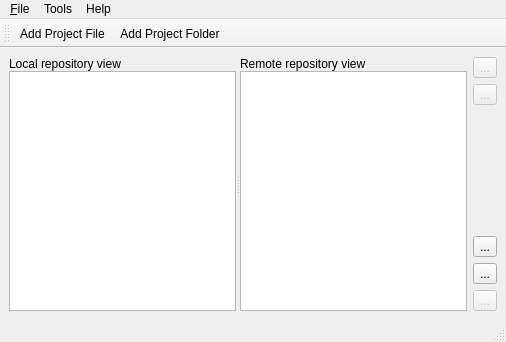
Above: MCMainWindow.ui from TheProjecter/music-collaborator before the change. Below: the same form after it.
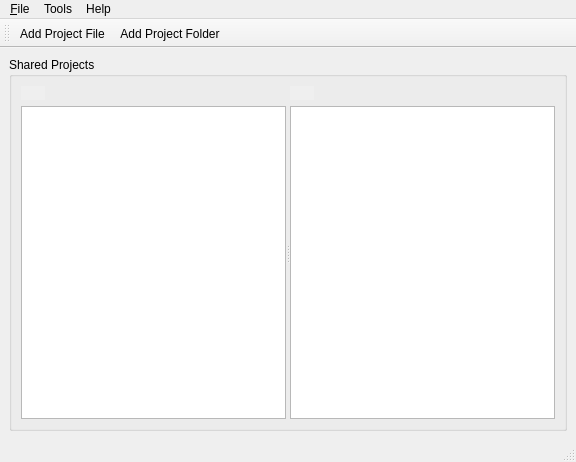
That is the form after the change. Icons and pictures are not drawn.

Patch:
```diff
--- a/MCMainWindow.ui
+++ b/MCMainWindow.ui
@@ -6,8 +6,8 @@
    <rect>
     <x>0</x>
     <y>0</y>
-    <width>506</width>
-    <height>342</height>
+    <width>576</width>
+    <height>462</height>
    </rect>
   </property>
   <property name="windowTitle">
@@ -18,140 +18,124 @@
     <normaloff>:/Icons/icon-application</normaloff>:/Icons/icon-application</iconset>
   </property>
   <widget class="QWidget" name="centralwidget">
-   <layout class="QHBoxLayout" name="horizontalLayout">
+   <layout class="QVBoxLayout" name="verticalLayout_4">
+    <item>
+     <widget class="QGroupBox" name="groupBox">
+      <property name="title">
+       <string>Shared Projects</string>
+      </property>
+      <layout class="QVBoxLayout" name="verticalLayout_3">
     <item>
      <widget class="QSplitter" name="splitter">
       <property name="orientation">
        <enum>Qt::Horizontal</enum>
       </property>
-      <widget class="QWidget" name="layoutWidget">
-       <layout class="QVBoxLayout" name="verticalLayout_3">
-        <property name="spacing">
-         <number>0</number>
-        </property>
-        <item>
-         <widget class="QLabel" name="label">
-          <property name="autoFillBackground">
-           <bool>true</bool>
-          </property>
-          <property name="text">
-           <string>Local repository view</string>
-          </property>
-         </widget>
-        </item>
-        <item>
-         <widget class="QTreeView" name="m_localRepositoryView"/>
-        </item>
-       </layout>
-      </widget>
-      <widget class="QWidget" name="layoutWidget">
+         <widget class="QWidget" name="">
        <layout class="QVBoxLayout" name="verticalLayout_2">
-        <property name="spacing">
-         <number>0</number>
-        </property>
         <item>
-         <widget class="QLabel" name="label_2">
+            <layout class="QHBoxLayout" name="horizontalLayout">
+             <item>
+              <widget class="QLabel" name="label">
+               <property name="maximumSize">
+                <size>
+                 <width>24</width>
+                 <height>24</height>
+                </size>
+               </property>
+               <property name="autoFillBackground">
+                <bool>true</bool>
+               </property>
           <property name="text">
-           <string>Remote repository view</string>
-          </property>
+                <string/>
+               </property>
+               <property name="pixmap">
+                <pixmap resource="Resources.qrc">:/Icons/repository-local</pixmap>
+               </property>
+               <property name="scaledContents">
+                <bool>true</bool>
+               </property>
+               <property name="textInteractionFlags">
+                <set>Qt::TextSelectableByMouse</set>
+               </property>
          </widget>
         </item>
         <item>
-         <widget class="QTreeView" name="m_remoteRepositoryView"/>
-        </item>
-       </layout>
-      </widget>
-     </widget>
+              <widget class="QLabel" name="m_localRepoStatusWidget">
+               <property name="text">
+                <string/>
+               </property>
+              </widget>
+             </item>
+            </layout>
     </item>
     <item>
+            <widget class="QTreeView" name="m_localRepositoryView">
+             <property name="alternatingRowColors">
+              <bool>true</bool>
+             </property>
+             <property name="iconSize">
+              <size>
+               <width>24</width>
+               <height>24</height>
+              </size>
+             </property>
+             <property name="animated">
+              <bool>true</bool>
+             </property>
+             <property name="allColumnsShowFocus">
+              <bool>true</bool>
+             </property>
+            </widget>
+           </item>
+          </layout>
+         </widget>
+         <widget class="QWidget" name="">
      <layout class="QVBoxLayout" name="verticalLayout">
       <item>
-       <widget class="QToolButton" name="m_btnUp">
-        <property name="enabled">
-         <bool>false</bool>
-        </property>
-        <property name="text">
-         <string>...</string>
-        </property>
-        <property name="icon">
-         <iconset resource="Resources.qrc">
-          <normaloff>:/Icons/icon-up</normaloff>:/Icons/icon-up</iconset>
-        </property>
-       </widget>
-      </item>
+            <layout class="QHBoxLayout" name="horizontalLayout_2">
       <item>
-       <widget class="QToolButton" name="m_btnDown">
-        <property name="enabled">
-         <bool>false</bool>
-        </property>
-        <property name="text">
-         <string>...</string>
-        </property>
-        <property name="icon">
-         <iconset resource="Resources.qrc">
-          <normaloff>:/Icons/icon-down</normaloff>:/Icons/icon-down</iconset>
-        </property>
-       </widget>
-      </item>
-      <item>
-       <spacer name="verticalSpacer">
-        <property name="orientation">
-         <enum>Qt::Vertical</enum>
-        </property>
-        <property name="sizeHint" stdset="0">
+              <widget class="QLabel" name="label_4">
+               <property name="maximumSize">
          <size>
-          <width>20</width>
-          <height>18</height>
-         </size>
-        </property>
-       </spacer>
-      </item>
-      <item>
-       <widget class="QToolButton" name="addFileButton">
-        <property name="toolTip">
-         <string>Add new Project file...</string>
+                 <width>24</width>
+                 <height>24</height>
+                </size>
+               </property>
+               <property name="autoFillBackground">
+                <bool>true</bool>
         </property>
         <property name="text">
-         <string>...</string>
-        </property>
-        <property name="icon">
-         <iconset>
-          <normaloff>:/Icons/icon-add-file</normaloff>:/Icons/icon-add-file</iconset>
-        </property>
+                <string/>
+               </property>
+               <property name="pixmap">
+                <pixmap resource="Resources.qrc">:/Icons/repository-remote</pixmap>
+               </property>
+               <property name="scaledContents">
+                <bool>true</bool>
+               </property>
+               <property name="textInteractionFlags">
+                <set>Qt::TextSelectableByMouse</set>
+               </property>
        </widget>
       </item>
       <item>
-       <widget class="QToolButton" name="addFolderButton">
-        <property name="toolTip">
-         <string>Add new Project folder...</string>
-        </property>
+              <widget class="QLabel" name="m_remoteRepoStatusLabel">
         <property name="text">
-         <string>...</string>
-        </property>
-        <property name="icon">
-         <iconset>
-          <normaloff>:/Icons/icon-add-folder</normaloff>:/Icons/icon-add-folder</iconset>
-        </property>
-       </widget>
-      </item>
+                <string/>
+               </property>
+              </widget>
+             </item>
+            </layout>
+           </item>
       <item>
-       <widget class="QToolButton" name="m_btnRemove">
-        <property name="enabled">
-         <bool>false</bool>
-        </property>
-        <property name="toolTip">
-         <string>Remove Selected Path</string>
-        </property>
-        <property name="text">
-         <string>...</string>
-        </property>
-        <property name="icon">
-         <iconset resource="Resources.qrc">
-          <normaloff>:/Icons/icon-remove</normaloff>:/Icons/icon-remove</iconset>
-        </property>
-       </widget>
-      </item>
-     </layout>
+            <widget class="QTreeView" name="m_remoteRepositoryView"/>
+           </item>
+          </layout>
+         </widget>
+        </widget>
+       </item>
+      </layout>
+     </widget>
     </item>
    </layout>
   </widget>
@@ -160,8 +144,8 @@
     <rect>
      <x>0</x>
      <y>0</y>
-     <width>506</width>
-     <height>22</height>
+     <width>576</width>
+     <height>20</height>
     </rect>
    </property>
    <widget class="QMenu" name="menu_File">
```
Left out of the diff: 6 changed lines with no effect on the pictures. Lines whose indentation alone changed are shown as unchanged.
